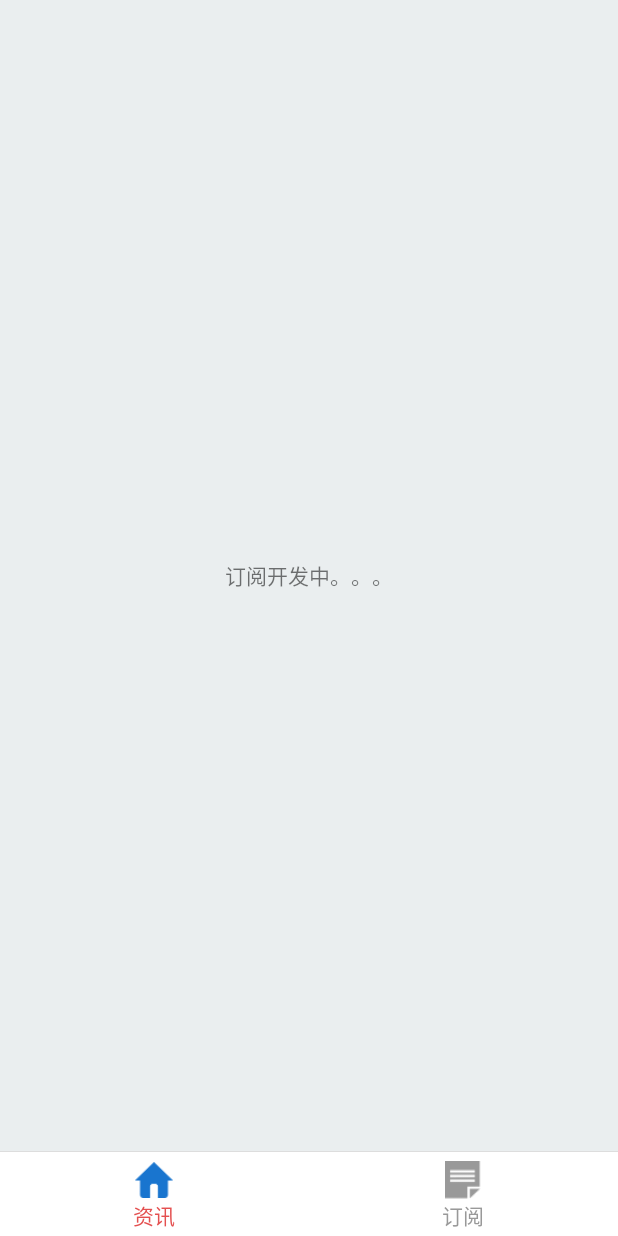
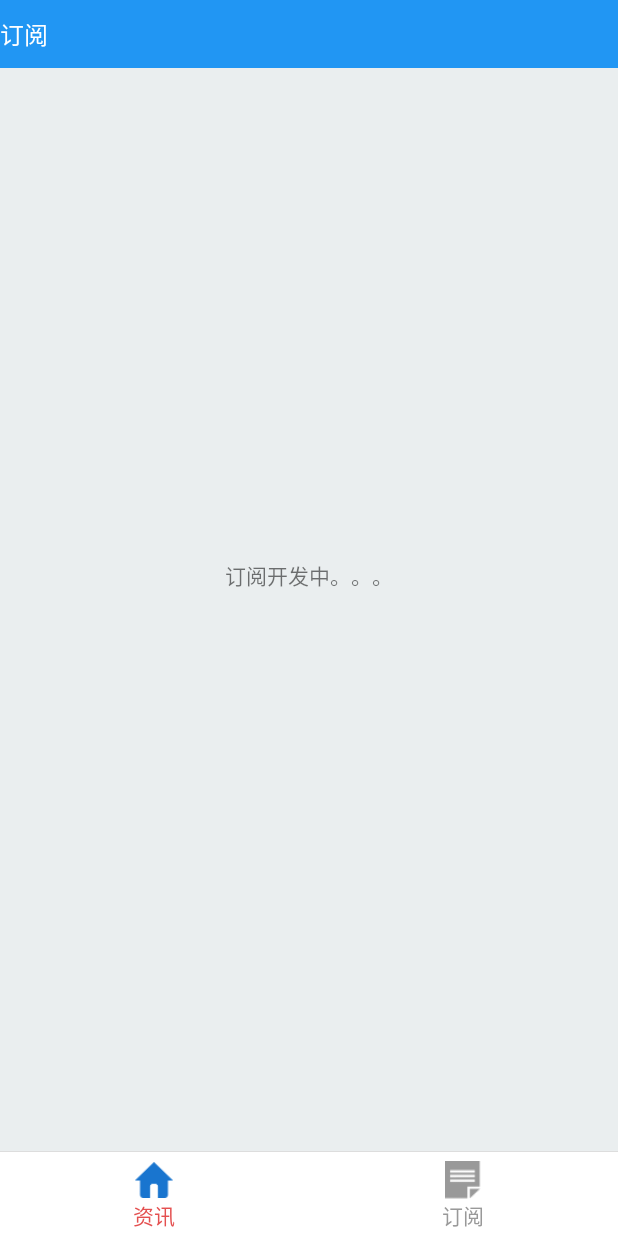
Before and after one commit to Huangbin1234/RssAIPro, an Android app: the fragment SubscriptionFragment placed in its activity, on a phone screen of 412 x 824 dp. Run offline under Robolectric (Android 15) with nearby library versions, the phone set to English and light mode, and no system bars; our stand-ins replace ButterKnife.

Commit message:
添加标题栏

```diff
--- a/app/src/main/java/com/hb/rssai/view/fragment/HomeFragment.java
+++ b/app/src/main/java/com/hb/rssai/view/fragment/HomeFragment.java
@@ -7,8 +7,10 @@ import android.os.Bundle;
 import android.support.annotation.Nullable;
 import android.support.v4.app.Fragment;
 import android.support.v4.widget.SwipeRefreshLayout;
+import android.support.v7.app.AppCompatActivity;
 import android.support.v7.widget.LinearLayoutManager;
 import android.support.v7.widget.RecyclerView;
+import android.support.v7.widget.Toolbar;
 import android.util.TypedValue;
 import android.view.LayoutInflater;
 import android.view.View;
@@ -46,6 +48,10 @@ public class HomeFragment extends Fragment {
     TextView mHfTvEmpty;
     @BindView(R.id.hf_ll)
     LinearLayout mHfLl;
+    @BindView(R.id.sys_tv_title)
+    TextView mSysTvTitle;
+    @BindView(R.id.sys_toolbar)
+    Toolbar mSysToolbar;
 
     // TODO: Rename and change types of parameters
     private String mParam1;
@@ -88,6 +94,13 @@ public class HomeFragment extends Fragment {
         return view;
     }
 
+    @Override
+    public void onActivityCreated(@Nullable Bundle savedInstanceState) {
+        super.onActivityCreated(savedInstanceState);
+        mSysToolbar.setTitle("");
+        ((AppCompatActivity) getActivity()).setSupportActionBar(mSysToolbar);
+        mSysTvTitle.setText(getResources().getString(R.string.main_home));
+    }
 
     private void initView() {
         mLayoutManager = new LinearLayoutManager(getContext());
--- a/app/src/main/java/com/hb/rssai/view/fragment/SubscriptionFragment.java
+++ b/app/src/main/java/com/hb/rssai/view/fragment/SubscriptionFragment.java
@@ -3,17 +3,25 @@ package com.hb.rssai.view.fragment;
 import android.content.Context;
 import android.net.Uri;
 import android.os.Bundle;
+import android.support.annotation.Nullable;
 import android.support.v4.app.Fragment;
+import android.support.v7.app.AppCompatActivity;
+import android.support.v7.widget.Toolbar;
 import android.view.LayoutInflater;
 import android.view.View;
 import android.view.ViewGroup;
+import android.widget.TextView;
 
 import com.hb.rssai.R;
+
+import butterknife.BindView;
+import butterknife.ButterKnife;
+import butterknife.Unbinder;
 
 /**
  * A simple {@link Fragment} subclass.
  * Activities that contain this fragment must implement the
- * {@link SubscriptionFragment.OnFragmentInteractionListener} interface
+ * {@link OnFragmentInteractionListener} interface
  * to handle interaction events.
  * Use the {@link SubscriptionFragment#newInstance} factory method to
  * create an instance of this fragment.
@@ -23,6 +31,11 @@ public class SubscriptionFragment extends Fragment {
     // the fragment initialization parameters, e.g. ARG_ITEM_NUMBER
     private static final String ARG_PARAM1 = "param1";
     private static final String ARG_PARAM2 = "param2";
+    @BindView(R.id.sys_tv_title)
+    TextView mSysTvTitle;
+    @BindView(R.id.sys_toolbar)
+    Toolbar mSysToolbar;
+    Unbinder unbinder;
 
     // TODO: Rename and change types of parameters
     private String mParam1;
@@ -65,9 +78,17 @@ public class SubscriptionFragment extends Fragment {
     public View onCreateView(LayoutInflater inflater, ViewGroup container,
                              Bundle savedInstanceState) {
         // Inflate the layout for this fragment
-        return inflater.inflate(R.layout.fragment_subscription, container, false);
+        View view = inflater.inflate(R.layout.fragment_subscription, container, false);
+        unbinder = ButterKnife.bind(this, view);
+        return view;
     }
-
+    @Override
+    public void onActivityCreated(@Nullable Bundle savedInstanceState) {
+        super.onActivityCreated(savedInstanceState);
+        mSysToolbar.setTitle("");
+        ((AppCompatActivity) getActivity()).setSupportActionBar(mSysToolbar);
+        mSysTvTitle.setText(getResources().getString(R.string.main_subscription));
+    }
     // TODO: Rename method, update argument and hook method into UI event
     public void onButtonPressed(Uri uri) {
         if (mListener != null) {
@@ -92,6 +113,12 @@ public class SubscriptionFragment extends Fragment {
         mListener = null;
     }
 
+    @Override
+    public void onDestroyView() {
+        super.onDestroyView();
+        unbinder.unbind();
+    }
+
     /**
      * This interface must be implemented by activities that contain this
      * fragment to allow an interaction in this fragment to be communicated
--- a/app/src/main/res/layout/fragment_home.xml
+++ b/app/src/main/res/layout/fragment_home.xml
@@ -3,7 +3,7 @@
     android:layout_width="match_parent"
     android:layout_height="match_parent"
     tools:context="com.hb.rssai.view.fragment.HomeFragment">
-
+    <include layout="@layout/include_toolbar" />
     <!-- TODO: Update blank fragment layout -->
     <LinearLayout
         android:id="@+id/hf_ll"
--- a/app/src/main/res/layout/fragment_subscription.xml
+++ b/app/src/main/res/layout/fragment_subscription.xml
@@ -3,7 +3,7 @@
     android:layout_width="match_parent"
     android:layout_height="match_parent"
     tools:context="com.hb.rssai.view.fragment.SubscriptionFragment">
-
+    <include layout="@layout/include_toolbar" />
     <!-- TODO: Update blank fragment layout -->
     <LinearLayout
         android:layout_width="match_parent"
--- /dev/null
+++ b/app/src/main/res/layout/include_toolbar.xml
@@ -0,0 +1,23 @@
+<?xml version="1.0" encoding="utf-8"?>
+<LinearLayout xmlns:android="http://schemas.android.com/apk/res/android"
+    android:layout_width="match_parent"
+    android:layout_height="wrap_content"
+    android:orientation="vertical">
+
+    <android.support.v7.widget.Toolbar
+        android:id="@+id/sys_toolbar"
+        android:layout_width="match_parent"
+        android:layout_height="45dp"
+        android:elevation="4dp"
+        android:fitsSystemWindows="true"
+        android:background="?attr/colorPrimary">
+
+        <TextView
+            android:id="@+id/sys_tv_title"
+            android:layout_width="wrap_content"
+            android:layout_height="wrap_content"
+            android:textColor="@color/white"
+            android:textSize="@dimen/s16p" />
+
+    </android.support.v7.widget.Toolbar>
+</LinearLayout>
```
